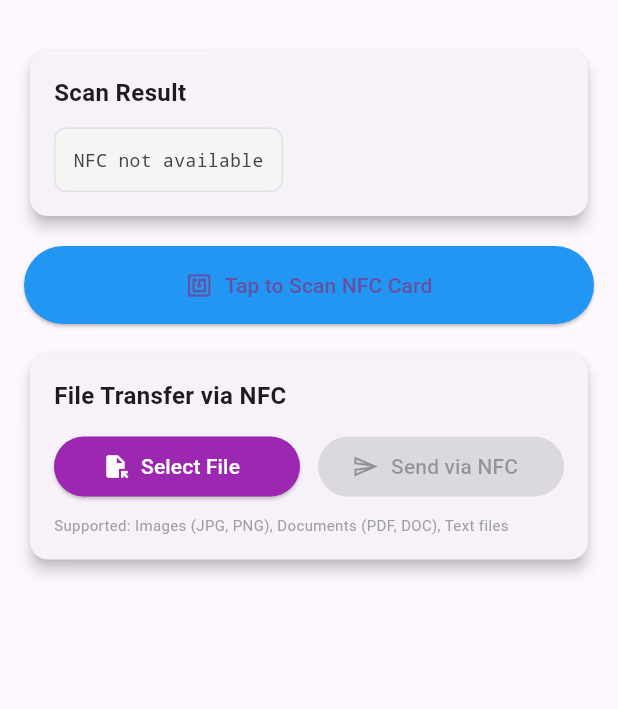
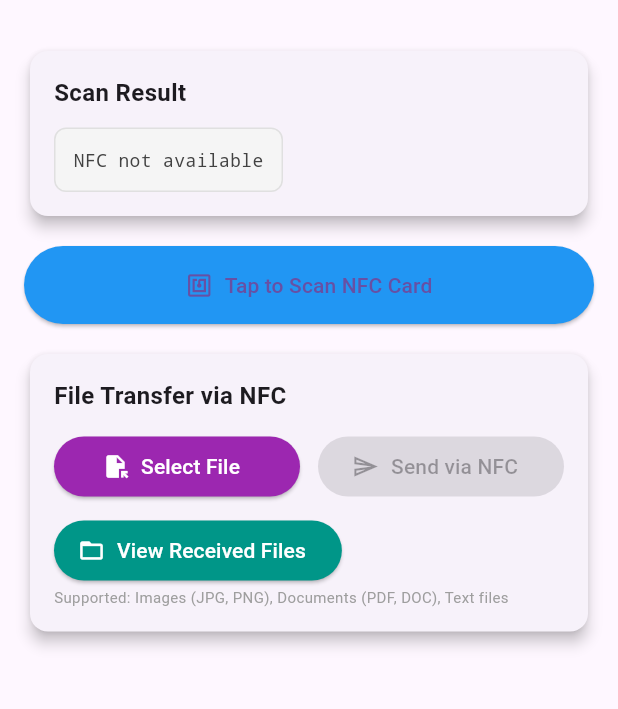
Before and after one commit to phamtuanchip/my_wallet, a Flutter app: the screen it shows after launch, on a phone screen of 412 x 824 dp, the part 63-772 px from its top. Run offline on Flutter 3.47's test engine with Material 3 defaults, Android fonts, the light colour scheme and no system bars; our stand-ins replace file_picker, logger, sqflite; missing offline and left inert: nfc_manager; accounts and stored records are empty.

Commit message:
Enhance file transfer UI with progress bar and control buttons
- Add progress bar for file sending operations
- Add 'Stop Sending' button to cancel file transfers
- Add 'View Received Files' button to access downloaded files
- Improve file transfer status display with visual feedback
- Update pubspec.yaml icon configuration
- Fix file transfer session management

```diff
--- a/nfc_wallet_app/lib/main.dart
+++ b/nfc_wallet_app/lib/main.dart
@@ -55,6 +55,7 @@
   String _fileSendStatus = '';
   bool _isReceivingFile = false;
   String _fileReceiveStatus = '';
+  double _fileSendProgress = 0.0; // Progress from 0.0 to 1.0
 
   static const platform = MethodChannel('com.example.nfc_wallet_app/hce');
 
@@ -424,6 +425,7 @@
     try {
       setState(() {
         _fileSendStatus = 'Starting file transfer...';
+        _fileSendProgress = 0.1;
       });
 
       await NfcManager.instance.startSession(
@@ -432,8 +434,16 @@
         },
         onDiscovered: (NfcTag tag) async {
           try {
+            setState(() {
+              _fileSendProgress = 0.5;
+            });
+
             final ndefTag = Ndef.from(tag);
             if (ndefTag != null && ndefTag.isWritable) {
+              setState(() {
+                _fileSendProgress = 0.8;
+              });
+
               await ndefTag.write(message);
               await NfcManager.instance.stopSession();
 
@@ -441,6 +451,7 @@
                 _fileSendStatus = 'File sent successfully!\n${_selectedFile?.name}';
                 _isSendingFile = false;
                 _selectedFile = null;
+                _fileSendProgress = 1.0;
               });
 
               ScaffoldMessenger.of(context).showSnackBar(
@@ -452,12 +463,14 @@
               setState(() {
                 _fileSendStatus = 'Error: Device does not support file transfer';
                 _isSendingFile = false;
+                _fileSendProgress = 0.0;
               });
             }
           } catch (e) {
             setState(() {
               _fileSendStatus = 'Error sending file: $e';
               _isSendingFile = false;
+              _fileSendProgress = 0.0;
             });
             logger.e('Error writing file to peer device: $e');
           }
@@ -468,7 +481,22 @@
       setState(() {
         _isSendingFile = false;
         _fileSendStatus = 'Error starting file transfer: $e';
+        _fileSendProgress = 0.0;
       });
+    }
+  }
+
+  Future<void> _stopFileSending() async {
+    try {
+      await NfcManager.instance.stopSession();
+      setState(() {
+        _isSendingFile = false;
+        _fileSendStatus = 'File sending cancelled';
+        _fileSendProgress = 0.0;
+      });
+      logger.i('File sending stopped by user');
+    } catch (e) {
+      logger.e('Error stopping file sending: $e');
     }
   }
 
@@ -1048,11 +1076,14 @@
                         Container(
                           padding: const EdgeInsets.all(12),
                           decoration: BoxDecoration(
-                            color: _isReceivingFile ? Colors.green[50] : Colors.blue[50],
+                            color: _isReceivingFile ? Colors.green[50] : _isSendingFile ? Colors.orange[50] : Colors.blue[50],
                             borderRadius: BorderRadius.circular(8),
-                            border: Border.all(color: _isReceivingFile ? Colors.green[200]! : Colors.blue[200]!),
+                            border: Border.all(color: _isReceivingFile ? Colors.green[200]! : _isSendingFile ? Colors.orange[200]! : Colors.blue[200]!),
                           ),
-                          child: Text(
+                          child: Column(
+                            crossAxisAlignment: CrossAxisAlignment.start,
+                            children: [
+                              Text(
                                 _fileReceiveStatus.isNotEmpty
                                   ? _fileReceiveStatus
                                   : _selectedFile != null
@@ -1060,8 +1091,26 @@
                                     : _fileSendStatus,
                                 style: TextStyle(
                                   fontSize: 12,
-                              color: _isReceivingFile ? Colors.green[800] : Colors.blue[800],
+                                  color: _isReceivingFile ? Colors.green[800] : _isSendingFile ? Colors.orange[800] : Colors.blue[800],
                                 ),
+                              ),
+                              if (_isSendingFile && _fileSendProgress > 0) ...[
+                                const SizedBox(height: 8),
+                                LinearProgressIndicator(
+                                  value: _fileSendProgress,
+                                  backgroundColor: Colors.grey[300],
+                                  valueColor: AlwaysStoppedAnimation<Color>(Colors.orange),
+                                ),
+                                const SizedBox(height: 4),
+                                Text(
+                                  '${(_fileSendProgress * 100).round()}% complete',
+                                  style: TextStyle(
+                                    fontSize: 10,
+                                    color: Colors.orange[700],
+                                  ),
+                                ),
+                              ],
+                            ],
                           ),
                         ),
 
@@ -1081,6 +1130,17 @@
                           },
                           icon: const Icon(Icons.cancel),
                           label: const Text('Cancel Reception'),
+                          style: ElevatedButton.styleFrom(
+                            backgroundColor: Colors.red,
+                            foregroundColor: Colors.white,
+                          ),
+                        )
+                      else if (_isSendingFile)
+                        // Stop sending button
+                        ElevatedButton.icon(
+                          onPressed: _stopFileSending,
+                          icon: const Icon(Icons.stop),
+                          label: const Text('Stop Sending'),
                           style: ElevatedButton.styleFrom(
                             backgroundColor: Colors.red,
                             foregroundColor: Colors.white,
@@ -1116,6 +1176,37 @@
                         ),
 
                       const SizedBox(height: 8),
+
+                      // View received files button
+                      if (!_isReceivingFile && !_isSendingFile)
+                        ElevatedButton.icon(
+                          onPressed: () async {
+                            // Open the Downloads folder
+                            try {
+                              final directory = await getDownloadsDirectory();
+                              if (directory != null) {
+                                // On Android, we can't directly open the file manager
+                                // But we can show a message with the path
+                                ScaffoldMessenger.of(context).showSnackBar(
+                                  SnackBar(
+                                    content: Text('Files saved to: ${directory.path}'),
+                                    duration: const Duration(seconds: 5),
+                                  ),
+                                );
+                              }
+                            } catch (e) {
+                              ScaffoldMessenger.of(context).showSnackBar(
+                                const SnackBar(content: Text('Unable to access Downloads folder')),
+                              );
+                            }
+                          },
+                          icon: const Icon(Icons.folder_open),
+                          label: const Text('View Received Files'),
+                          style: ElevatedButton.styleFrom(
+                            backgroundColor: Colors.teal,
+                            foregroundColor: Colors.white,
+                          ),
+                        ),
                       const Text(
                         'Supported: Images (JPG, PNG), Documents (PDF, DOC), Text files',
                         style: TextStyle(
```
Also changed, not shown: nfc_wallet_app/pubspec.yaml (+3 -13 lines). Lines whose indentation alone changed are shown as unchanged.
